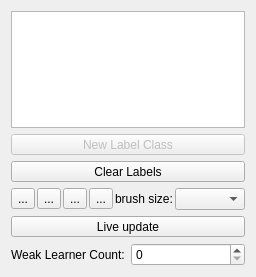
First picture: the form in ilastik/applets/iiboostPixelClassification/labelingDrawer.ui, repository ilastik/ilastik, before the edit.
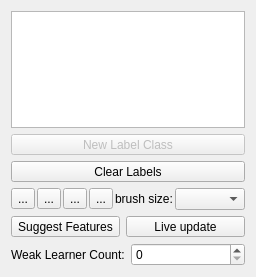
Second picture: the form after the edit. Icons and pictures are not drawn. Custom widgets are drawn as their Qt base class.

Commit message: iiboost: Added "Suggest Features" button to the UI file, just so we can set it invisible.

Patch:
```diff
--- a/ilastik/applets/iiboostPixelClassification/labelingDrawer.ui
+++ b/ilastik/applets/iiboostPixelClassification/labelingDrawer.ui
@@ -172,6 +172,15 @@
     </layout>
    </item>
    <item>
+    <layout class="QHBoxLayout" name="horizontalLayout_3">
+     <item>
+      <widget class="QToolButton" name="suggestFeaturesButton">
+       <property name="text">
+        <string>Suggest Features</string>
+       </property>
+      </widget>
+     </item>
+     <item>
     <widget class="QToolButton" name="liveUpdateButton">
      <property name="sizePolicy">
       <sizepolicy hsizetype="Expanding" vsizetype="Fixed">
@@ -189,6 +198,8 @@
       <enum>Qt::ToolButtonTextBesideIcon</enum>
      </property>
     </widget>
+     </item>
+    </layout>
    </item>
    <item>
     <layout class="QHBoxLayout" name="horizontalLayout_2">
```
Lines whose indentation alone changed are shown as unchanged. The commit also changes 1 other file.
